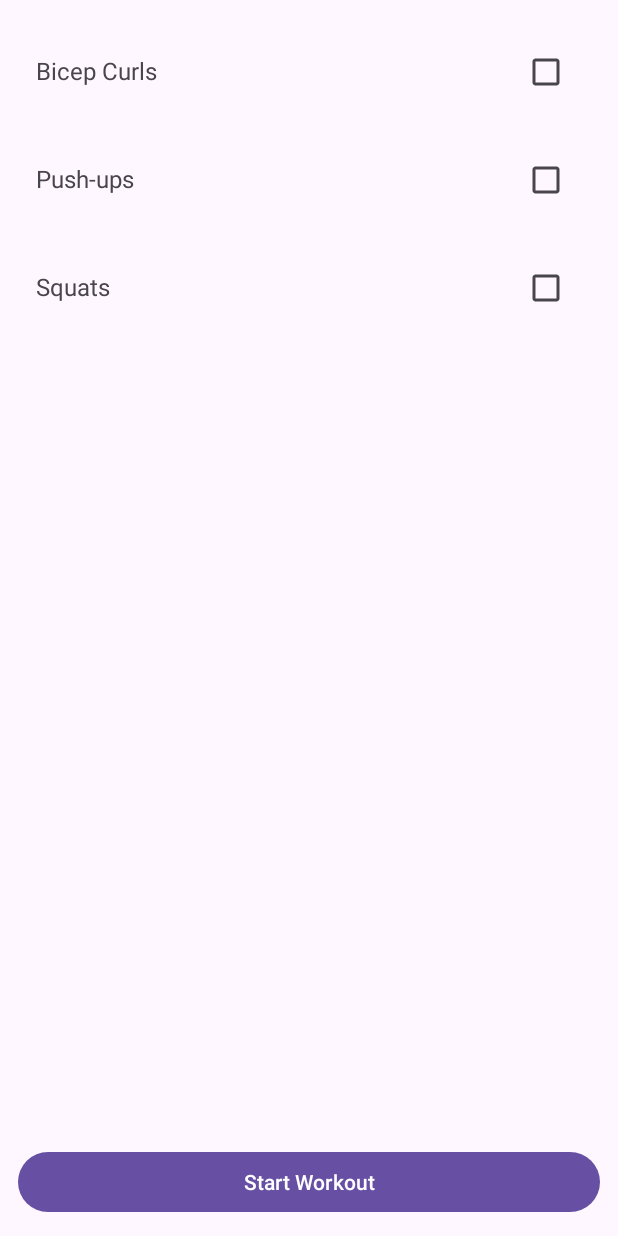
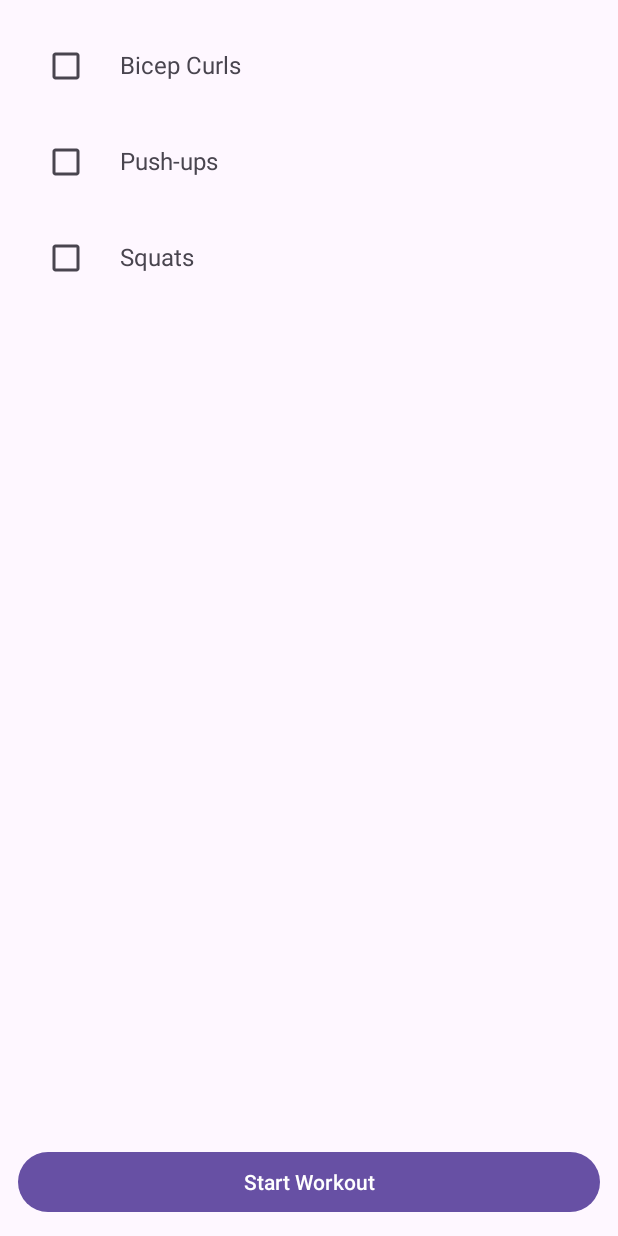
Before and after one commit to PhucGiaNguyen99/TrackMyReps, an Android app: the PlanWorkoutActivity screen opened directly, with no data from a screen before it, on a phone screen of 412 x 824 dp. Run offline under Robolectric (Android 15) with nearby library versions, the phone set to English and light mode, and no system bars.

Commit message:
Modified the design of the Selected Item.

```diff
--- a/app/src/main/res/layout/item_exercise_checkbox.xml
+++ b/app/src/main/res/layout/item_exercise_checkbox.xml
@@ -1,19 +1,19 @@
-<!-- res/layout/item_exercise_checkbox.xml -->
 <LinearLayout xmlns:android="http://schemas.android.com/apk/res/android"
+    android:layout_width="match_parent"
+    android:layout_height="wrap_content"
     android:orientation="horizontal"
-    android:padding="12dp"
-    android:layout_width="match_parent"
-    android:layout_height="wrap_content">
-
-    <TextView
-        android:id="@+id/exerciseNameCheckbox"
-        android:layout_width="0dp"
-        android:layout_weight="1"
-        android:layout_height="wrap_content"
-        android:textSize="16sp" />
+    android:padding="8dp">
 
     <CheckBox
         android:id="@+id/checkbox"
         android:layout_width="wrap_content"
-        android:layout_height="wrap_content" />
+        android:layout_height="wrap_content"/>
+
+    <TextView
+        android:id="@+id/exerciseNameCheckbox"
+        android:layout_width="wrap_content"
+        android:layout_height="wrap_content"
+        android:layout_marginStart="12dp"
+        android:text="Exercise Name"
+        android:textSize="16sp"/>
 </LinearLayout>
```
